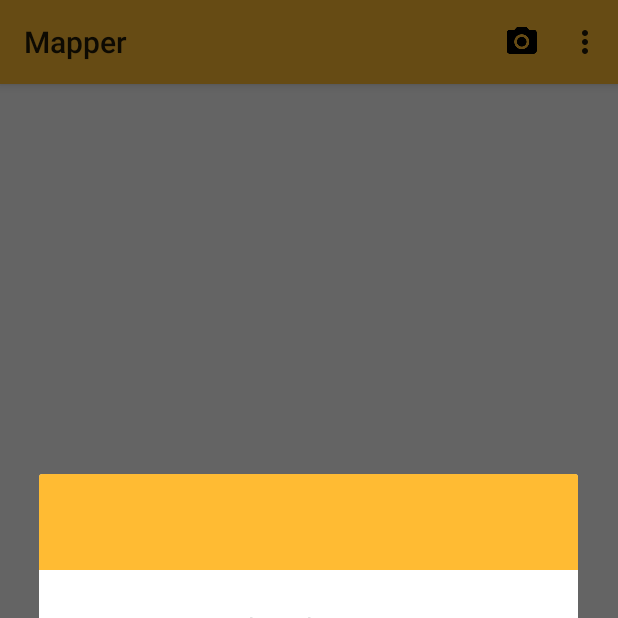
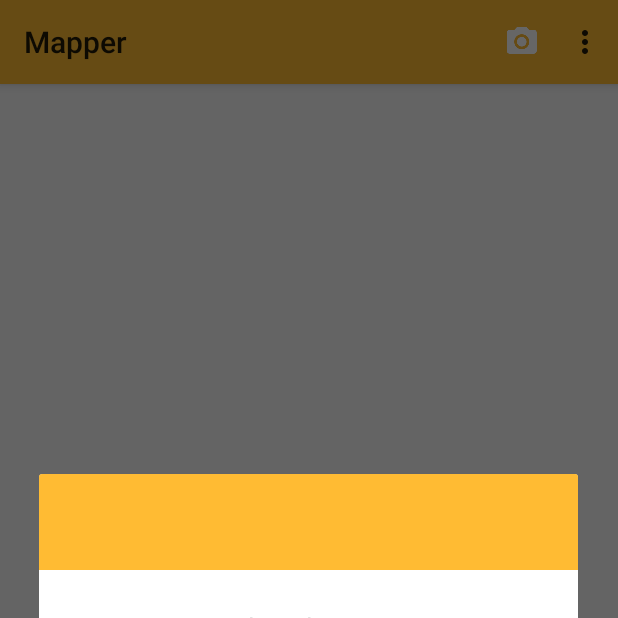
Before and after one commit to stefanogianelli/MapperApp, an Android app: the screen it shows after launch (MainActivity), after a tap on an icon or button, on a phone screen of 412 x 824 dp, the top half of it. Run offline under Robolectric (Android 15) with nearby library versions, the phone set to English and light mode, and no system bars; libraries missing offline, so code that uses them is left out: com.melnykov.fab; 2 statements that could not run were skipped.

Commit message:
Sistemati menu

```diff
--- a/mapper/src/main/java/com/stefano/andrea/activities/DettagliViaggioActivity.java
+++ b/mapper/src/main/java/com/stefano/andrea/activities/DettagliViaggioActivity.java
@@ -69,7 +69,7 @@ public class DettagliViaggioActivity extends ScrollableTabActivity implements Ci
     @Override
     public boolean onCreateOptionsMenu(Menu menu) {
         // Inflate the menu; this adds items to the action bar if it is present.
-        getMenuInflater().inflate(R.menu.menu_main, menu);
+        getMenuInflater().inflate(R.menu.menu_activity_dettagli_viaggio, menu);
         return true;
     }
 
--- a/mapper/src/main/res/menu/menu_activity_dettagli_viaggio.xml
+++ b/mapper/src/main/res/menu/menu_activity_dettagli_viaggio.xml
@@ -1,7 +1,13 @@
 <menu xmlns:android="http://schemas.android.com/apk/res/android"
     xmlns:app="http://schemas.android.com/apk/res-auto"
     xmlns:tools="http://schemas.android.com/tools"
+    xmlns:mapper="http://schemas.android.com/apk/res-auto"
     tools:context="com.stefano.andrea.activities.DettagliViaggioActivity">
     <item android:id="@+id/action_settings" android:title="@string/action_settings"
         android:orderInCategory="100" app:showAsAction="never" />
+    <item
+        android:id="@+id/action_aggiungi_foto_dettagli_viaggio"
+        android:icon="@drawable/ic_photo_camera_white_24dp"
+        mapper:showAsAction="ifRoom"
+        android:title="@string/aggiungi_foto" />
 </menu>
--- a/mapper/src/main/res/menu/menu_dettagli_citta.xml
+++ b/mapper/src/main/res/menu/menu_dettagli_citta.xml
@@ -1,7 +1,13 @@
 <menu xmlns:android="http://schemas.android.com/apk/res/android"
     xmlns:app="http://schemas.android.com/apk/res-auto"
     xmlns:tools="http://schemas.android.com/tools"
+    xmlns:mapper="http://schemas.android.com/apk/res-auto"
     tools:context="com.stefano.andrea.activities.DettagliCittaActivity">
     <item android:id="@+id/action_settings" android:title="@string/action_settings"
         android:orderInCategory="100" app:showAsAction="never" />
+    <item
+        android:id="@+id/action_aggiungi_foto_dettagli_citta"
+        android:icon="@drawable/ic_photo_camera_white_24dp"
+        mapper:showAsAction="ifRoom"
+        android:title="@string/aggiungi_foto" />
 </menu>
--- a/mapper/src/main/res/menu/menu_main.xml
+++ b/mapper/src/main/res/menu/menu_main.xml
@@ -9,7 +9,7 @@
 
     <item
         android:id="@+id/action_aggiungi_foto_main"
-        android:icon="@drawable/ic_photo_camera_black_24dp"
+        android:icon="@drawable/ic_photo_camera_white_24dp"
         mapper:showAsAction="ifRoom"
         android:title="@string/aggiungi_foto" />
 
```
